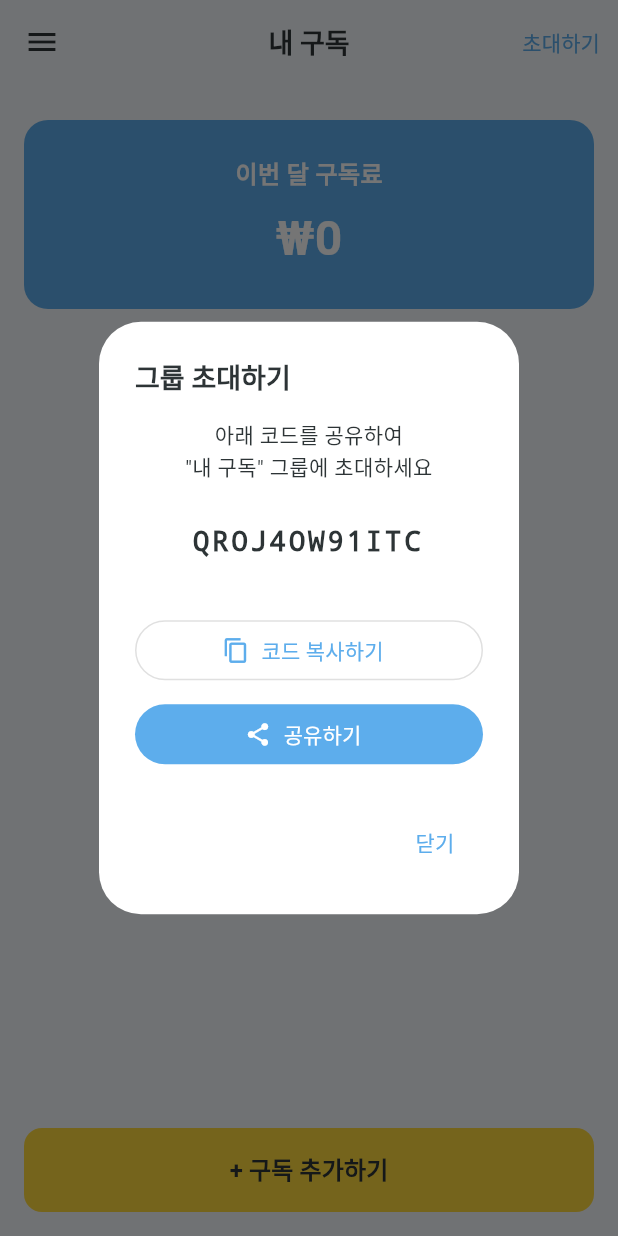
After one commit to Bongpal-dev/Subby, a Flutter app: the screen it shows after launch, after a tap on "다시 시도", after a tap on "초대하기", on a phone screen of 412 x 824 dp. The commit adds this screen. Run offline on Flutter 3.47's test engine with Material 3 defaults, Android fonts, the phone set to English and light mode, and no system bars; our stand-ins replace app_links, cloud_firestore, cloud_functions, drift, drift_flutter, firebase_auth and 5 more; accounts and stored records are empty; generated files the repository leaves out were written again; network calls fail; Roboto replaces fonts that are missing (NanumSquareNeo).

Commit message:
feat: 초대하기 다이얼로그 구현
- InviteDialog 위젯 추가 (코드 표시, 복사, 공유)
- 앱바 초대하기 버튼을 TextButton으로 변경
- 바로 공유 대신 다이얼로그 통해 공유하도록 수정

```diff
--- /dev/null
+++ b/lib/presentation/common/widgets/invite_dialog.dart
@@ -0,0 +1,103 @@
+import 'package:flutter/material.dart';
+import 'package:flutter/services.dart';
+import 'package:share_plus/share_plus.dart';
+import 'package:subby/core/util/invite_link_generator.dart';
+
+class InviteDialog extends StatelessWidget {
+  final String groupCode;
+  final String groupName;
+
+  const InviteDialog({
+    super.key,
+    required this.groupCode,
+    required this.groupName,
+  });
+
+  @override
+  Widget build(BuildContext context) {
+    final colorScheme = Theme.of(context).colorScheme;
+
+    return AlertDialog(
+      title: const Text('그룹 초대하기'),
+      content: Column(
+        mainAxisSize: MainAxisSize.min,
+        children: [
+          Text(
+            '아래 코드를 공유하여\n"$groupName" 그룹에 초대하세요',
+            textAlign: TextAlign.center,
+            style: Theme.of(context).textTheme.bodyMedium,
+          ),
+          const SizedBox(height: 16),
+          Container(
+            padding: const EdgeInsets.symmetric(horizontal: 20, vertical: 12),
+            decoration: BoxDecoration(
+              color: colorScheme.surfaceContainerHighest,
+              borderRadius: BorderRadius.circular(8),
+            ),
+            child: SelectableText(
+              groupCode,
+              style: Theme.of(context).textTheme.headlineSmall?.copyWith(
+                    fontFamily: 'monospace',
+                    fontWeight: FontWeight.bold,
+                    letterSpacing: 2,
+                  ),
+            ),
+          ),
+          const SizedBox(height: 24),
+          SizedBox(
+            width: double.infinity,
+            child: OutlinedButton.icon(
+              onPressed: () => _copyCode(context),
+              icon: const Icon(Icons.copy, size: 18),
+              label: const Text('코드 복사하기'),
+            ),
+          ),
+          const SizedBox(height: 8),
+          SizedBox(
+            width: double.infinity,
+            child: FilledButton.icon(
+              onPressed: () => _shareCode(context),
+              icon: const Icon(Icons.share, size: 18),
+              label: const Text('공유하기'),
+            ),
+          ),
+        ],
+      ),
+      actions: [
+        TextButton(
+          onPressed: () => Navigator.pop(context),
+          child: const Text('닫기'),
+        ),
+      ],
+    );
+  }
+
+  void _copyCode(BuildContext context) {
+    Clipboard.setData(ClipboardData(text: groupCode));
+    ScaffoldMessenger.of(context).showSnackBar(
+      const SnackBar(content: Text('초대 코드가 복사되었습니다')),
+    );
+  }
+
+  void _shareCode(BuildContext context) {
+    final inviteLink = InviteLinkGenerator.generate(groupCode);
+    Share.share(
+      '$groupName 그룹에 초대합니다!\n\n초대 코드: $groupCode\n\n앱에서 참여하기: $inviteLink',
+      subject: 'Subby 그룹 초대',
+    );
+  }
+}
+
+Future<void> showInviteDialog({
+  required BuildContext context,
+  required String groupCode,
+  required String groupName,
+}) {
+  return showDialog(
+    context: context,
+    builder: (context) => InviteDialog(
+      groupCode: groupCode,
+      groupName: groupName,
+    ),
+  );
+}
--- a/lib/presentation/common/widgets/widgets.dart
+++ b/lib/presentation/common/widgets/widgets.dart
@@ -3,5 +3,6 @@ export 'app_card.dart';
 export 'app_dialog.dart';
 export 'app_text_field.dart';
 export 'app_text_input_dialog.dart';
+export 'invite_dialog.dart';
 export 'join_group_dialog.dart';
 export 'segmented_selector.dart';
--- a/lib/presentation/home/home_screen.dart
+++ b/lib/presentation/home/home_screen.dart
@@ -1,11 +1,10 @@
 import 'package:flutter/material.dart';
 import 'package:flutter_riverpod/flutter_riverpod.dart';
-import 'package:share_plus/share_plus.dart';
 import 'package:subby/core/theme/app_colors.dart';
 import 'package:subby/core/theme/app_typography.dart';
-import 'package:subby/core/util/invite_link_generator.dart';
 import 'package:subby/domain/model/user_subscription.dart';
 import 'package:subby/presentation/common/app_drawer.dart';
+import 'package:subby/presentation/common/widgets/widgets.dart';
 import 'package:subby/presentation/home/home_view_model.dart';
 import 'package:subby/presentation/subscription/subscription_add_screen.dart';
 import 'package:subby/presentation/subscription/subscription_edit_screen.dart';
@@ -28,14 +27,13 @@ class HomeScreen extends ConsumerWidget {
           ),
         ),
         actions: [
-          IconButton(
-            icon: const Icon(Icons.share_outlined),
-            tooltip: '초대하기',
+          TextButton(
             onPressed: () => _onInvite(
               context,
               state.currentGroupName,
               state.selectedGroupCode,
             ),
+            child: const Text('초대하기'),
           ),
         ],
       ),
@@ -108,11 +106,10 @@ class HomeScreen extends ConsumerWidget {
   void _onInvite(BuildContext context, String groupName, String? groupCode) {
     if (groupCode == null) return;
 
-    final link = InviteLinkGenerator.generate(groupCode);
-
-    Share.share(
-      '"$groupName" 그룹에 참여하세요!\n$link',
-      subject: 'Subby 그룹 초대',
+    showInviteDialog(
+      context: context,
+      groupCode: groupCode,
+      groupName: groupName,
     );
   }
 }
```
